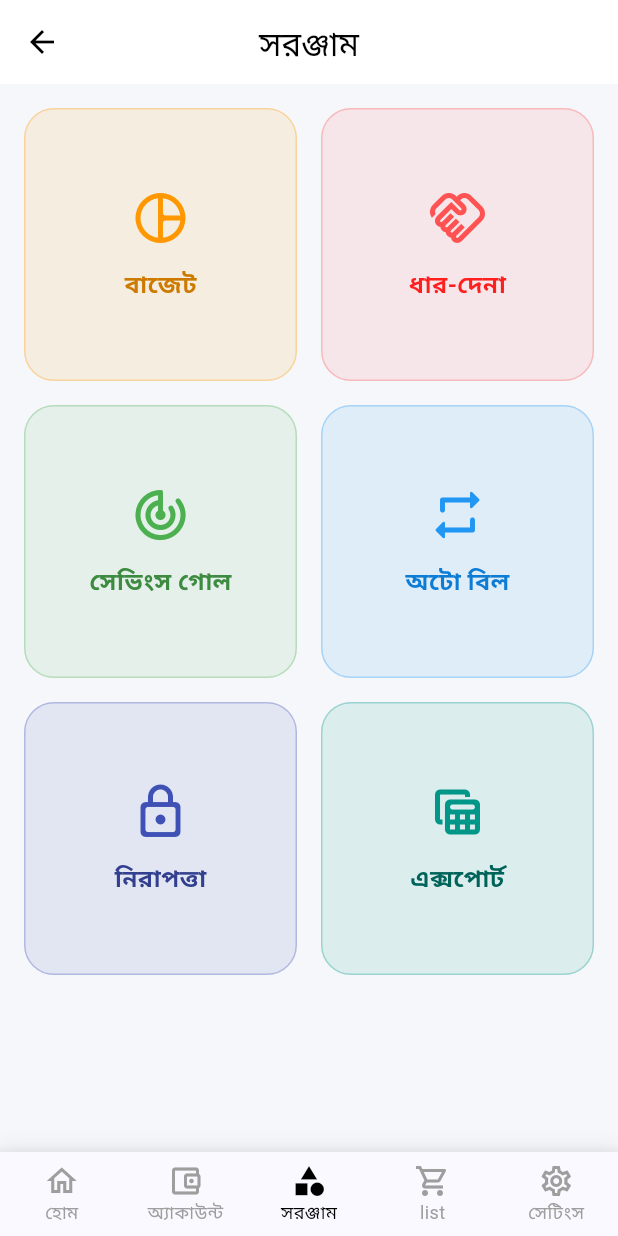
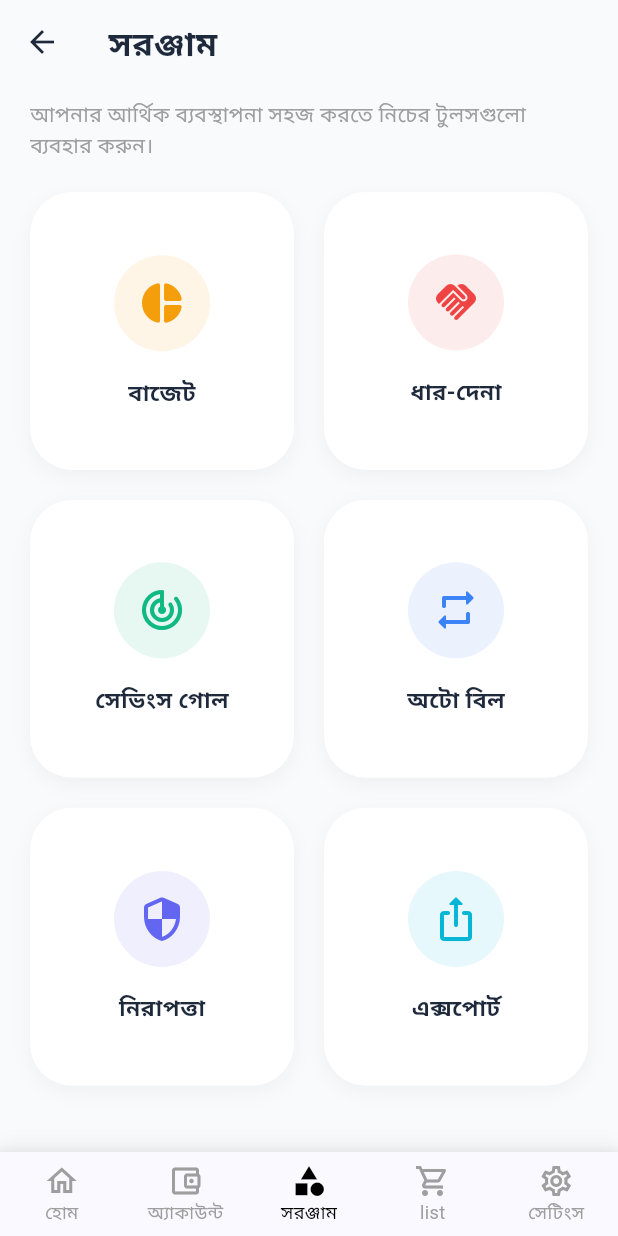
Before and after one commit to shahanuralamofficial/messmate_and_finance, a Flutter app: the ToolsScreen screen opened by its route, on a phone screen of 412 x 824 dp. Run offline on Flutter 3.47's test engine with Material 3 defaults, Android fonts, the phone set to English and light mode, and no system bars; our stand-ins replace cloud_firestore, firebase_auth, firebase_core, fl_chart, image_picker, local_auth and 4 more; accounts and stored records are empty.

Commit message:
Modernize Tools Screen UI and Styling
- Redesigned the "Tools" screen with a `CustomScrollView` and `SliverGrid` for a more fluid, modern layout.
- Overhauled the tool cards with a elevated design featuring custom shadows, circular icon containers, and refined border radii (28px).
- Integrated `ThemeProvider` to support dynamic light and dark mode backgrounds and card styling.
- Replaced the standard `AlertDialog` for data export with a more modern `showModalBottomSheet`.
- Added haptic feedback to tool card interactions for improved tactile response.
- Updated iconography and color palette for tool categories (Budget, Debts, Savings, Recurring, Security, Export) using more vibrant, consistent hex codes.
- Refined typography and spacing across the screen, including a new "Tools & Services" title and descriptive sub-header.
- Removed the `ColorExtension` utility in favor of theme-consistent color management.

```diff
--- a/lib/screens/tools_screen.dart
+++ b/lib/screens/tools_screen.dart
@@ -1,9 +1,10 @@
 import 'package:flutter/material.dart';
+import 'package:flutter/services.dart';
 import 'package:provider/provider.dart';
 import '../providers/finance_provider.dart';
 import '../providers/settings_provider.dart';
+import '../providers/theme_provider.dart';
 import '../widgets/bottom_nav_bar.dart';
-
 import '../services/export_service.dart';
 
 class ToolsScreen extends StatelessWidget {
@@ -12,97 +13,109 @@ class ToolsScreen extends StatelessWidget {
   @override
   Widget build(BuildContext context) {
     final settings = Provider.of<SettingsProvider>(context);
+    final themeProvider = Provider.of<ThemeProvider>(context);
+    final isDark = themeProvider.isDarkMode;
     final isBN = settings.locale.languageCode == 'bn';
 
+    final primaryColor = isDark ? const Color(0xFF6366F1) : const Color(0xFF4F46E5);
+
     return Scaffold(
+      backgroundColor: isDark ? const Color(0xFF0F172A) : const Color(0xFFF8FAFC),
       appBar: AppBar(
-        title: Text(isBN ? 'সরঞ্জাম' : 'Tools'),
+        title: Text(
+          isBN ? 'সরঞ্জাম' : 'Tools & Services',
+          style: const TextStyle(fontWeight: FontWeight.w800, fontSize: 22, letterSpacing: 0.5),
+        ),
+        centerTitle: false,
+        backgroundColor: Colors.transparent,
+        foregroundColor: isDark ? Colors.white : const Color(0xFF1E293B),
         elevation: 0,
       ),
-      body: GridView.count(
-        padding: const EdgeInsets.all(16),
+      body: CustomScrollView(
+        physics: const BouncingScrollPhysics(),
+        slivers: [
+          SliverToBoxAdapter(
+            child: Padding(
+              padding: const EdgeInsets.fromLTRB(20, 10, 20, 20),
+              child: Text(
+                isBN ? 'আপনার আর্থিক ব্যবস্থাপনা সহজ করতে নিচের টুলসগুলো ব্যবহার করুন।' : 'Use these powerful tools to manage your finances more effectively.',
+                style: TextStyle(color: Colors.grey[500], fontSize: 14),
+              ),
+            ),
+          ),
+          SliverPadding(
+            padding: const EdgeInsets.symmetric(horizontal: 20),
+            sliver: SliverGrid(
+              gridDelegate: const SliverGridDelegateWithFixedCrossAxisCount(
                 crossAxisCount: 2,
-        mainAxisSpacing: 16,
-        crossAxisSpacing: 16,
-        children: [
-          _buildToolCard(
-            context,
-            Icons.pie_chart_outline_rounded,
-            isBN ? 'বাজেট' : 'Budget',
-            Colors.orange,
-            '/budgets',
+                mainAxisSpacing: 20,
+                crossAxisSpacing: 20,
+                childAspectRatio: 0.95,
               ),
-          _buildToolCard(
-            context,
-            Icons.handshake_outlined,
-            isBN ? 'ধার-দেনা' : 'Debts',
-            Colors.redAccent,
-            '/debts',
+              delegate: SliverChildListDelegate([
+                _buildToolCard(context, Icons.pie_chart_rounded, isBN ? 'বাজেট' : 'Budget', const Color(0xFFF59E0B), '/budgets', isDark),
+                _buildToolCard(context, Icons.handshake_rounded, isBN ? 'ধার-দেনা' : 'Debts', const Color(0xFFEF4444), '/debts', isDark),
+                _buildToolCard(context, Icons.track_changes_rounded, isBN ? 'সেভিংস গোল' : 'Savings', const Color(0xFF10B981), '/savings', isDark),
+                _buildToolCard(context, Icons.repeat_rounded, isBN ? 'অটো বিল' : 'Recurring', const Color(0xFF3B82F6), '/recurring', isDark),
+                _buildToolCard(context, Icons.security_rounded, isBN ? 'নিরাপত্তা' : 'Security', const Color(0xFF6366F1), '/security', isDark),
+                _buildToolCard(context, Icons.ios_share_rounded, isBN ? 'এক্সপোর্ট' : 'Export', const Color(0xFF06B6D4), () => _showExportDialog(context, isBN), isDark),
+              ]),
             ),
-          _buildToolCard(
-            context,
-            Icons.track_changes_rounded,
-            isBN ? 'সেভিংস গোল' : 'Savings Goals',
-            Colors.green,
-            '/savings',
           ),
-          _buildToolCard(
-            context,
-            Icons.repeat_rounded,
-            isBN ? 'অটো বিল' : 'Recurring',
-            Colors.blue,
-            '/recurring',
+          const SliverToBoxAdapter(child: SizedBox(height: 100)),
+        ],
       ),
-          _buildToolCard(
-            context,
-            Icons.lock_outline_rounded,
-            isBN ? 'নিরাপত্তা' : 'Security',
-            Colors.indigo,
-            '/security',
-          ),
-          _buildToolCard(
-            context,
-            Icons.table_view_rounded,
-            isBN ? 'এক্সপোর্ট' : 'Export',
-            Colors.teal,
-            () => _showExportDialog(context, isBN),
+      bottomNavigationBar: const BottomNavBar(currentIndex: 2),
+    );
+  }
+
+  Widget _buildToolCard(BuildContext context, IconData icon, String title, Color color, dynamic action, bool isDark) {
+    return Container(
+      decoration: BoxDecoration(
+        color: isDark ? const Color(0xFF1E293B) : Colors.white,
+        borderRadius: BorderRadius.circular(28),
+        boxShadow: [
+          BoxShadow(
+            color: isDark ? Colors.black26 : Colors.black.withOpacity(0.04),
+            blurRadius: 10,
+            offset: const Offset(0, 4),
           ),
         ],
       ),
-      bottomNavigationBar: const BottomNavBar(currentIndex: 2), // Assuming 2 is Tools
-    );
-  }
-
-  Widget _buildToolCard(BuildContext context, IconData icon, String title, Color color, dynamic action) {
-    return InkWell(
+      child: Material(
+        color: Colors.transparent,
+        child: InkWell(
+          borderRadius: BorderRadius.circular(28),
           onTap: () {
+            HapticFeedback.lightImpact();
             if (action is String) {
               Navigator.pushNamed(context, action);
             } else if (action is Function) {
               action();
             }
           },
-      borderRadius: BorderRadius.circular(20),
-      child: Container(
-        decoration: BoxDecoration(
-          color: color.withOpacity(0.1),
-          borderRadius: BorderRadius.circular(20),
-          border: Border.all(color: color.withOpacity(0.3)),
-        ),
           child: Column(
             mainAxisAlignment: MainAxisAlignment.center,
             children: [
-            Icon(icon, size: 40, color: color),
-            const SizedBox(height: 12),
+              Container(
+                padding: const EdgeInsets.all(16),
+                decoration: BoxDecoration(
+                  color: color.withOpacity(0.1),
+                  shape: BoxShape.circle,
+                ),
+                child: Icon(icon, size: 32, color: color),
+              ),
+              const SizedBox(height: 16),
               Text(
                 title,
                 style: TextStyle(
-                fontSize: 16,
+                  fontSize: 15,
                   fontWeight: FontWeight.bold,
-                color: color.darken(),
+                  color: isDark ? Colors.white : const Color(0xFF1E293B),
                 ),
               ),
             ],
+          ),
         ),
       ),
     );
@@ -111,41 +124,47 @@ class ToolsScreen extends StatelessWidget {
   void _showExportDialog(BuildContext context, bool isBN) {
     final fp = Provider.of<FinanceProvider>(context, listen: false);
 
-    showDialog(
+    showModalBottomSheet(
       context: context,
-      builder: (ctx) => AlertDialog(
-        title: Text(isBN ? 'ডাটা এক্সপোর্ট' : 'Export Data'),
-        content: Column(
+      shape: const RoundedRectangleBorder(borderRadius: BorderRadius.vertical(top: Radius.circular(25))),
+      builder: (ctx) => Container(
+        padding: const EdgeInsets.all(24),
+        child: Column(
           mainAxisSize: MainAxisSize.min,
           children: [
+            Container(width: 40, height: 4, decoration: BoxDecoration(color: Colors.grey[300], borderRadius: BorderRadius.circular(2))),
+            const SizedBox(height: 24),
+            Text(isBN ? 'ডাটা এক্সপোর্ট করুন' : 'Export Your Data', style: const TextStyle(fontSize: 18, fontWeight: FontWeight.bold)),
+            const SizedBox(height: 20),
             ListTile(
-              leading: const Icon(Icons.receipt_long, color: Colors.green),
-              title: Text(isBN ? 'লেনদেন (CSV)' : 'Transactions (CSV)'),
+              leading: Container(
+                padding: const EdgeInsets.all(8),
+                decoration: BoxDecoration(color: Colors.green.withOpacity(0.1), borderRadius: BorderRadius.circular(10)),
+                child: const Icon(Icons.description_rounded, color: Colors.green),
+              ),
+              title: Text(isBN ? 'লেনদেন (CSV)' : 'Transactions (CSV)', style: const TextStyle(fontWeight: FontWeight.w600)),
               onTap: () {
                 ExportService.exportTransactionsToCSV(fp.transactions, fp.accounts);
                 Navigator.pop(ctx);
               },
             ),
+            const SizedBox(height: 8),
             ListTile(
-              leading: const Icon(Icons.handshake, color: Colors.red),
-              title: Text(isBN ? 'ধার-দেনা (CSV)' : 'Debts (CSV)'),
+              leading: Container(
+                padding: const EdgeInsets.all(8),
+                decoration: BoxDecoration(color: Colors.red.withOpacity(0.1), borderRadius: BorderRadius.circular(10)),
+                child: const Icon(Icons.handshake_rounded, color: Colors.red),
+              ),
+              title: Text(isBN ? 'ধার-দেনা (CSV)' : 'Debts (CSV)', style: const TextStyle(fontWeight: FontWeight.w600)),
               onTap: () {
                 ExportService.exportDebtsToCSV(fp.debts);
                 Navigator.pop(ctx);
               },
             ),
+            const SizedBox(height: 20),
           ],
         ),
       ),
     );
   }
 }
-
-extension ColorExtension on Color {
-  Color darken([double amount = .1]) {
-    assert(amount >= 0 && amount <= 1);
-    final hsl = HSLColor.fromColor(this);
-    final hslDark = hsl.withLightness((hsl.lightness - amount).clamp(0.0, 1.0));
-    return hslDark.toColor();
-  }
-}
```
Lines whose indentation alone changed are shown as unchanged.
